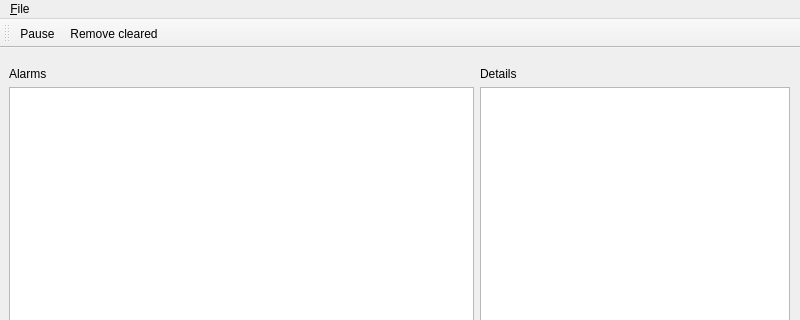
Old version of the form iasAlarmGui/alarm_gui.ui in the repository IntegratedAlarmSystem-Group/ias; both pictures show x 0 to 800 and y 0 to 320 of the 800 by 600 pixel window.
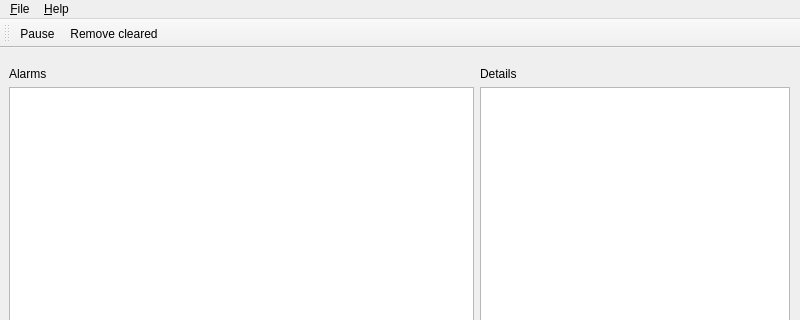
New version of the form. Icons and pictures are not drawn.

Commit message: Adds the about dialog

```diff
--- a/iasAlarmGui/alarm_gui.ui
+++ b/iasAlarmGui/alarm_gui.ui
@@ -102,7 +102,14 @@
     <addaction name="action_Connect"/>
     <addaction name="actionE_xit"/>
    </widget>
+   <widget class="QMenu" name="menu_Help">
+    <property name="title">
+     <string>&amp;Help</string>
+    </property>
+    <addaction name="action_About"/>
+   </widget>
    <addaction name="menu_File"/>
+   <addaction name="menu_Help"/>
   </widget>
   <widget class="QStatusBar" name="statusbar"/>
   <widget class="QToolBar" name="toolBar">
```
Left out of the diff: 5 changed lines with no effect on the pictures. The commit also changes 7 other files.
